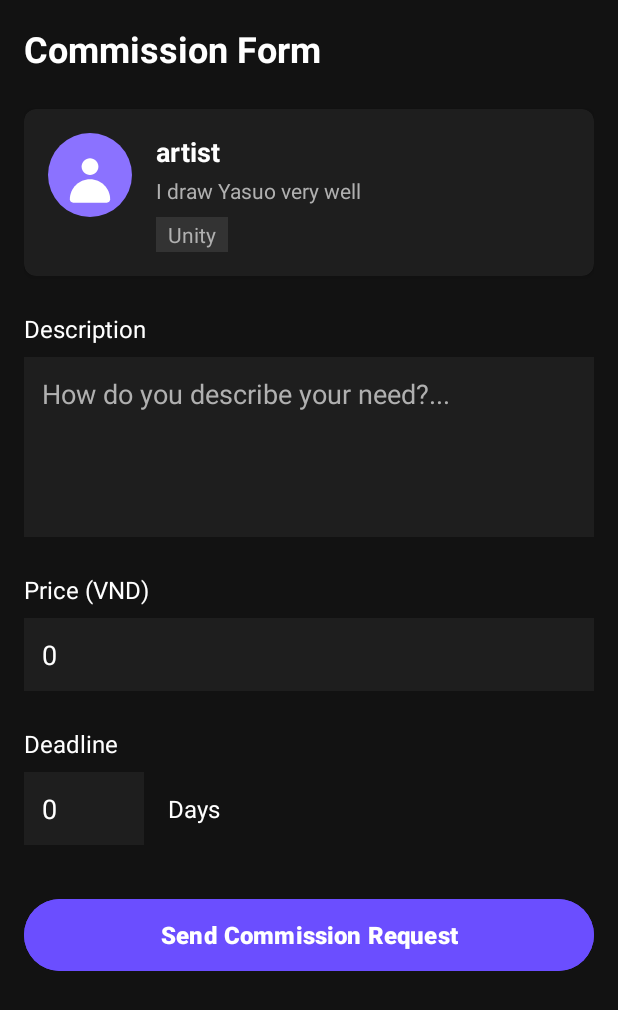
After one commit to desamma/GalleryCartAndroid, an Android app: the layout activity_commission_request.xml on its own in the app's theme, with its tools: preview values and no code run, on a phone screen of 412 x 824 dp. The commit adds this screen. Shown: the top 1010 px of the screen. Run offline under Robolectric (Android 15) with nearby library versions, the phone set to English and light mode, and no system bars.

Commit message:
[ADD]: User Request Commission

```diff
--- a/app/src/main/java/com/example/gallerycart/AllArtistsActivity.java
+++ b/app/src/main/java/com/example/gallerycart/AllArtistsActivity.java
@@ -62,11 +62,12 @@ public class AllArtistsActivity extends AppCompatActivity {
 
             @Override
             public void onRequestCommission(User artist) {
-                // TODO: Commission
                 if (artist.getCommissionStatus() == 1) {
-//                    Intent intent = new Intent(AllArtistsActivity.this, CommissionRequestActivity.class);
-//                    intent.putExtra("artist_id", artist.getId());
-//                    startActivity(intent);
+                    Intent intent = new Intent(AllArtistsActivity.this, CommissionRequestActivity.class);
+                    intent.putExtra("ARTIST_ID", artist.getId());
+                    intent.putExtra("ARTIST_NAME", artist.getUsername());
+                    intent.putExtra("ARTIST_DESCRIPTION", artist.getProfessionSummary());
+                    startActivity(intent);
                 } else {
                     String status = artist.getCommissionStatus() == 0 ? "closed" : "full";
                     Toast.makeText(AllArtistsActivity.this,
--- /dev/null
+++ b/app/src/main/java/com/example/gallerycart/CommissionRequestActivity.java
@@ -0,0 +1,48 @@
+package com.example.gallerycart;
+
+import android.content.Intent;
+import android.os.Bundle;
+import android.widget.Button;
+import android.widget.EditText;
+import android.widget.ImageView;
+import android.widget.TextView;
+import android.widget.Toast;
+
+import androidx.appcompat.app.AppCompatActivity;
+
+public class CommissionRequestActivity extends AppCompatActivity {
+
+    private ImageView ivArtistAvatar;
+    private TextView tvArtistName, tvArtistDescription;
+    private EditText etDescription, etPrice, etDeadline;
+    private Button btnSendRequest;
+    private String artistId;
+
+    @Override
+    protected void onCreate(Bundle savedInstanceState) {
+        super.onCreate(savedInstanceState);
+        setContentView(R.layout.activity_commission_request);
+
+        ivArtistAvatar = findViewById(R.id.ivArtistAvatar);
+        tvArtistName = findViewById(R.id.tvArtistName);
+        tvArtistDescription = findViewById(R.id.tvArtistDescription);
+        etDescription = findViewById(R.id.etDescription);
+        etPrice = findViewById(R.id.etPrice);
+        etDeadline = findViewById(R.id.etDeadline);
+        btnSendRequest = findViewById(R.id.btnSendRequest);
+
+        Intent intent = getIntent();
+        artistId = intent.getStringExtra("ARTIST_ID");
+        String artistName = intent.getStringExtra("ARTIST_NAME");
+        String artistDescription = intent.getStringExtra("ARTIST_DESCRIPTION");
+
+        tvArtistName.setText(artistName);
+        tvArtistDescription.setText(artistDescription);
+        // You can also load the artist's avatar here if you have the URL
+
+        btnSendRequest.setOnClickListener(v -> {
+            // TODO: Implement commission request logic
+            Toast.makeText(this, "Commission request sent!", Toast.LENGTH_SHORT).show();
+        });
+    }
+}
--- /dev/null
+++ b/app/src/main/res/layout/activity_commission_request.xml
@@ -0,0 +1,172 @@
+<?xml version="1.0" encoding="utf-8"?>
+<ScrollView xmlns:android="http://schemas.android.com/apk/res/android"
+    xmlns:app="http://schemas.android.com/apk/res-auto"
+    xmlns:tools="http://schemas.android.com/tools"
+    android:layout_width="match_parent"
+    android:layout_height="match_parent"
+    android:background="#121212"
+    android:padding="16dp"
+    tools:context=".CommissionRequestActivity">
+
+    <LinearLayout
+        android:layout_width="match_parent"
+        android:layout_height="wrap_content"
+        android:orientation="vertical">
+
+        <TextView
+            android:id="@+id/tvCommissionFormTitle"
+            android:layout_width="wrap_content"
+            android:layout_height="wrap_content"
+            android:text="Commission Form"
+            android:textColor="@color/white"
+            android:textSize="24sp"
+            android:textStyle="bold"
+            android:layout_marginBottom="24dp"/>
+
+        <androidx.cardview.widget.CardView
+            android:layout_width="match_parent"
+            android:layout_height="wrap_content"
+            app:cardBackgroundColor="#1E1E1E"
+            app:cardCornerRadius="8dp"
+            android:layout_marginBottom="24dp">
+
+            <LinearLayout
+                android:layout_width="match_parent"
+                android:layout_height="wrap_content"
+                android:orientation="horizontal"
+                android:padding="16dp">
+
+                <ImageView
+                    android:id="@+id/ivArtistAvatar"
+                    android:layout_width="56dp"
+                    android:layout_height="56dp"
+                    android:src="@drawable/defaultavatar" />
+
+                <LinearLayout
+                    android:layout_width="0dp"
+                    android:layout_height="wrap_content"
+                    android:layout_weight="1"
+                    android:orientation="vertical"
+                    android:layout_marginStart="16dp">
+
+                    <TextView
+                        android:id="@+id/tvArtistName"
+                        android:layout_width="wrap_content"
+                        android:layout_height="wrap_content"
+                        android:text="artist"
+                        android:textColor="@color/white"
+                        android:textSize="18sp"
+                        android:textStyle="bold"/>
+
+                    <TextView
+                        android:id="@+id/tvArtistDescription"
+                        android:layout_width="wrap_content"
+                        android:layout_height="wrap_content"
+                        android:text="I draw Yasuo very well"
+                        android:textColor="#B0B0B0"
+                        android:textSize="14sp"
+                        android:layout_marginTop="4dp"/>
+                    <TextView
+                        android:layout_width="wrap_content"
+                        android:layout_height="wrap_content"
+                        android:text="Unity"
+                        android:textColor="#B0B0B0"
+                        android:background="#333333"
+                        android:paddingLeft="8dp"
+                        android:paddingRight="8dp"
+                        android:paddingTop="2dp"
+                        android:paddingBottom="2dp"
+                        android:layout_marginTop="8dp"
+                        />
+                </LinearLayout>
+            </LinearLayout>
+        </androidx.cardview.widget.CardView>
+
+        <TextView
+            android:layout_width="wrap_content"
+            android:layout_height="wrap_content"
+            android:text="Description"
+            android:textColor="@color/white"
+            android:textSize="16sp"
+            android:layout_marginBottom="8dp"/>
+
+        <EditText
+            android:id="@+id/etDescription"
+            android:layout_width="match_parent"
+            android:layout_height="wrap_content"
+            android:minHeight="120dp"
+            android:gravity="top"
+            android:hint="How do you describe your need?..."
+            android:textColorHint="#B0B0B0"
+            android:textColor="@color/white"
+            android:background="#1E1E1E"
+            android:padding="12dp"
+            android:maxLength="512"
+            android:layout_marginBottom="24dp"/>
+
+        <TextView
+            android:layout_width="wrap_content"
+            android:layout_height="wrap_content"
+            android:text="Price (VND)"
+            android:textColor="@color/white"
+            android:textSize="16sp"
+            android:layout_marginBottom="8dp"/>
+
+        <EditText
+            android:id="@+id/etPrice"
+            android:layout_width="match_parent"
+            android:layout_height="wrap_content"
+            android:inputType="number"
+            android:text="0"
+            android:textColor="@color/white"
+            android:background="#1E1E1E"
+            android:padding="12dp"
+            android:layout_marginBottom="24dp"/>
+
+        <TextView
+            android:layout_width="wrap_content"
+            android:layout_height="wrap_content"
+            android:text="Deadline"
+            android:textColor="@color/white"
+            android:textSize="16sp"
+            android:layout_marginBottom="8dp"/>
+
+        <LinearLayout
+            android:layout_width="match_parent"
+            android:layout_height="wrap_content"
+            android:orientation="horizontal"
+            android:gravity="center_vertical"
+            android:layout_marginBottom="32dp">
+
+            <EditText
+                android:id="@+id/etDeadline"
+                android:layout_width="80dp"
+                android:layout_height="wrap_content"
+                android:inputType="number"
+                android:text="0"
+                android:textColor="@color/white"
+                android:background="#1E1E1E"
+                android:padding="12dp"/>
+
+            <TextView
+                android:layout_width="wrap_content"
+                android:layout_height="wrap_content"
+                android:text="Days"
+                android:textColor="@color/white"
+                android:textSize="16sp"
+                android:layout_marginStart="16dp"/>
+
+        </LinearLayout>
+
+        <Button
+            android:id="@+id/btnSendRequest"
+            android:layout_width="match_parent"
+            android:layout_height="56dp"
+            android:text="Send Commission Request"
+            android:backgroundTint="@color/primary_color"
+            android:textColor="@color/white"
+            android:textSize="16sp"
+            android:textStyle="bold"/>
+
+    </LinearLayout>
+</ScrollView>
```
